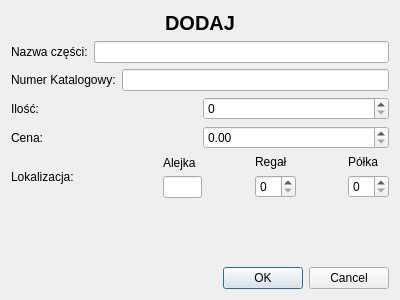
DomaszDomingo/NewestMagazyn, file addpartdialog.ui: the form before one commit.
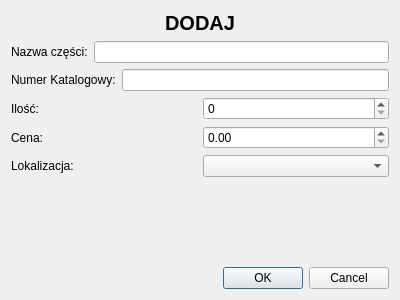
The form after the commit.

```diff
--- a/addpartdialog.ui
+++ b/addpartdialog.ui
@@ -98,106 +98,10 @@
        </property>
       </widget>
      </item>
-     <item>
-      <spacer name="horizontalSpacer">
-       <property name="orientation">
-        <enum>Qt::Horizontal</enum>
-       </property>
-       <property name="sizeHint" stdset="0">
-        <size>
-         <width>80</width>
-         <height>20</height>
-        </size>
-       </property>
-      </spacer>
-     </item>
      <item>
       <layout class="QVBoxLayout" name="verticalLayout_3">
        <item>
-        <widget class="QLabel" name="aisleLabel">
-         <property name="maximumSize">
-          <size>
-           <width>39</width>
-           <height>25</height>
-          </size>
-         </property>
-         <property name="text">
-          <string>Alejka</string>
-         </property>
-        </widget>
-       </item>
-       <item>
-        <widget class="QLineEdit" name="aisleLineEdit">
-         <property name="enabled">
-          <bool>true</bool>
-         </property>
-         <property name="maximumSize">
-          <size>
-           <width>39</width>
-           <height>25</height>
-          </size>
-         </property>
-         <property name="baseSize">
-          <size>
-           <width>0</width>
-           <height>0</height>
-          </size>
-         </property>
-        </widget>
-       </item>
-      </layout>
-     </item>
-     <item>
-      <spacer name="horizontalSpacer_2">
-       <property name="orientation">
-        <enum>Qt::Horizontal</enum>
-       </property>
-       <property name="sizeHint" stdset="0">
-        <size>
-         <width>40</width>
-         <height>20</height>
-        </size>
-       </property>
-      </spacer>
-     </item>
-     <item>
-      <layout class="QVBoxLayout" name="verticalLayout_2">
-       <item>
-        <widget class="QLabel" name="rackLabel">
-         <property name="text">
-          <string>Regał</string>
-         </property>
-        </widget>
-       </item>
-       <item>
-        <widget class="QSpinBox" name="rackSpinBox"/>
-       </item>
-      </layout>
-     </item>
-     <item>
-      <spacer name="horizontalSpacer_3">
-       <property name="orientation">
-        <enum>Qt::Horizontal</enum>
-       </property>
-       <property name="sizeHint" stdset="0">
-        <size>
-         <width>40</width>
-         <height>20</height>
-        </size>
-       </property>
-      </spacer>
-     </item>
-     <item>
-      <layout class="QVBoxLayout" name="verticalLayout">
-       <item>
-        <widget class="QLabel" name="shelfLabel">
-         <property name="text">
-          <string>Półka</string>
-         </property>
-        </widget>
-       </item>
-       <item>
-        <widget class="QSpinBox" name="shelfSpinBox"/>
+        <widget class="QComboBox" name="locationComboBox"/>
        </item>
       </layout>
      </item>
```
Left out of the diff: 15 changed lines with no effect on the pictures.
